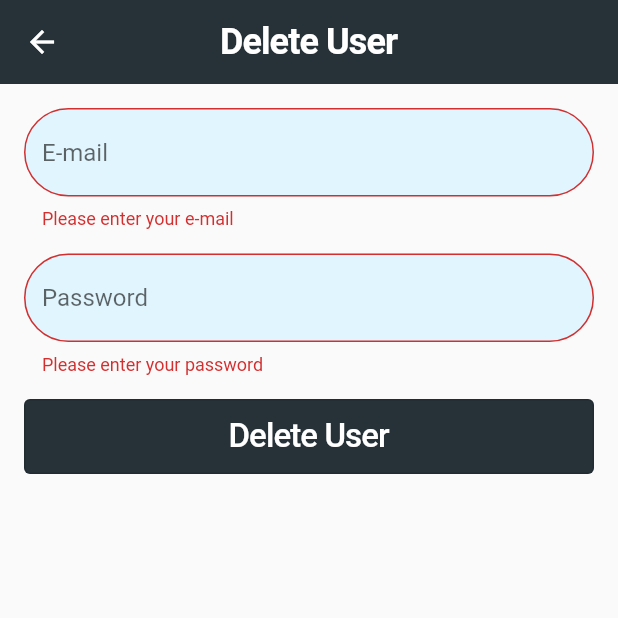
After one commit to OrkunErdem/IGCLONE, a Flutter app: the delete_user screen opened by its route, after a tap on "Delete User", on a phone screen of 412 x 824 dp, the top half of it. The commit adds this screen. Run offline on Flutter 3.47's test engine with Material 2 defaults, Android fonts, the phone set to English and light mode, and no system bars; our stand-ins replace email_validator, firebase_analytics, firebase_auth, firebase_core, firebase_crashlytics, google_fonts and 1 more; accounts and stored records are empty.

Commit message:
with forgot password and delete user

```diff
--- a/group34/lib/main.dart
+++ b/group34/lib/main.dart
@@ -8,6 +8,7 @@ import 'package:group34/routes/walkthrough3.dart';
 import 'package:group34/routes/welcome.dart';
 import 'package:group34/routes/login.dart';
 import 'package:group34/routes/signup.dart';
+import 'package:group34/routes/forgot_password.dart';
 import 'package:group34/routes/home.dart';
 import 'package:group34/routes/notificationpage.dart';
 import 'package:group34/routes/searchpage.dart';
@@ -18,7 +19,7 @@ import 'package:firebase_core/firebase_core.dart';
 import 'package:flutter/material.dart';
 import 'package:group34/routes/walkthrough.dart';
 import 'routes/welcome.dart';
-
+import 'package:group34/routes/delete_user.dart';
 void main() {
   WidgetsFlutterBinding.ensureInitialized();
   runApp(MyApp());
@@ -77,6 +78,8 @@ class AppBase extends StatelessWidget {
         '/notificationpage': (context) => notificationpage(),
         '/searchpage': (context) => searchpage(),
         '/editprofilepage': (context) => EditProfilePage(),
+        '/forgotpassword': (context) => ForgotPassword(),
+        "/delete_user": (context) => delete_user(),
       },
     );
   }
--- /dev/null
+++ b/group34/lib/routes/delete_user.dart
@@ -0,0 +1,238 @@
+import 'package:group34/utils/color.dart';
+import 'package:group34/utils/dimension.dart';
+import 'package:group34/utils/styles.dart';
+import 'package:email_validator/email_validator.dart';
+import 'package:firebase_auth/firebase_auth.dart';
+import 'package:flutter/material.dart';
+import 'package:google_fonts/google_fonts.dart';
+import 'package:google_sign_in/google_sign_in.dart';
+
+
+class delete_user extends StatefulWidget {
+  @override
+  _LoginState createState() => _LoginState();
+}
+
+class _LoginState extends State<delete_user> {
+
+  String _message = '';
+  int attemptCount;
+  String mail;
+  String pass;
+  final _formKey = GlobalKey<FormState>();
+
+  FirebaseAuth auth = FirebaseAuth.instance;
+
+
+  void setmessage(String msg) {
+    setState(() {
+      _message = msg;
+    });
+  }
+
+
+
+
+
+
+
+  Future<void> loginUser() async {
+    try {
+      UserCredential userCredential = await auth.signInWithEmailAndPassword(
+          email: mail,
+          password: pass
+      );
+      Navigator.pushNamed(context, '/home');
+      FirebaseAuth.instance.currentUser.delete();
+      print(userCredential.toString());
+
+    } on FirebaseAuthException catch (e) {
+      print(e.toString());
+      if(e.code == 'user-not-found') {
+
+      }
+      else if (e.code == 'wrong-password') {
+        setmessage('Please check your password');
+      }
+    }
+  }
+
+  @override
+  void initState() {
+    super.initState();
+
+    auth.authStateChanges().listen((User user) {
+      if(user == null) {
+        print('User is signed out');
+      }
+      else {
+        print('User is signed in');
+      }
+    });
+  }
+
+  @override
+  Widget build(BuildContext context) {
+    print('Build called');
+    return Scaffold(
+      appBar: AppBar(
+        title: Text(
+          'Delete User',
+          style: kAppBarTitleTextStyle,
+        ),
+        backgroundColor: AppColors.primary,
+        centerTitle: true,
+        elevation: 0.0,
+      ),
+      body: SingleChildScrollView(
+        child: Padding(
+          padding: Dimen.regularPadding,
+          child: Column(
+            mainAxisAlignment: MainAxisAlignment.start,
+            children: [
+
+              Form(
+                key: _formKey,
+                child: Column(
+                  children: [
+                    Row(
+                      children: [
+                        Expanded(
+                          flex: 1,
+                          child: TextFormField(
+                            decoration: InputDecoration(
+                              fillColor: AppColors.secondary,
+                              filled: true,
+                              hintText: 'E-mail',
+                              //labelText: 'Username',
+                              labelStyle: kLabelLightTextStyle,
+                              border: OutlineInputBorder(
+                                borderSide: BorderSide(color: AppColors.primary),
+                                borderRadius: BorderRadius.all(Radius.circular(30.0)),
+                              ),
+                            ),
+                            keyboardType: TextInputType.emailAddress,
+
+                            validator: (value) {
+                              if(value.isEmpty) {
+                                return 'Please enter your e-mail';
+                              }
+                              if(!EmailValidator.validate(value)) {
+                                return 'The e-mail address is not valid';
+                              }
+                              return null;
+                            },
+                            onSaved: (String value) {
+                              mail = value;
+                            },
+                          ),
+                        ),
+                      ],
+                    ),
+
+                    SizedBox(height: 16.0,),
+
+
+                    Row(
+                      children: [
+                        Expanded(
+                          flex: 1,
+                          child: TextFormField(
+                            decoration: InputDecoration(
+                              fillColor: AppColors.secondary,
+                              filled: true,
+                              hintText: 'Password',
+                              //labelText: 'Username',
+                              labelStyle: kLabelLightTextStyle,
+                              border: OutlineInputBorder(
+                                borderSide: BorderSide(color: AppColors.primary),
+                                borderRadius: BorderRadius.all(Radius.circular(30.0)),
+                              ),
+                            ),
+                            keyboardType: TextInputType.text,
+                            obscureText: true,
+                            enableSuggestions: false,
+                            autocorrect: false,
+
+                            validator: (value) {
+                              if(value.isEmpty) {
+                                return 'Please enter your password';
+                              }
+                              if(value.length < 8) {
+                                return 'Password must be at least 8 characters';
+                              }
+                              return null;
+                            },
+                            onSaved: (String value) {
+                              pass = value;
+                            },
+                          ),
+                        ),
+                      ],
+                    ),
+
+                    SizedBox(height: 16,),
+
+
+                    Row(
+                      crossAxisAlignment: CrossAxisAlignment.start,
+                      children: <Widget>[
+                        Expanded(
+                          flex: 1,
+                          child: OutlinedButton(
+                            onPressed: () {
+
+                              if(_formKey.currentState.validate()) {
+                                _formKey.currentState.save();
+
+                                //showAlertDialog("Action", 'Button clicked');
+
+
+                                loginUser();
+                                Navigator.pushNamed(context, '/Welcome');
+
+                                ScaffoldMessenger.of(context)
+                                    .showSnackBar(SnackBar(content: Text('Logging in')));
+                              }
+
+                            },
+
+                            child: Padding(
+                              padding: const EdgeInsets.symmetric(vertical: 12.0),
+                              child: Text(
+                                'Delete User',
+                                style: kButtonDarkTextStyle,
+                              ),
+                            ),
+                            style: OutlinedButton.styleFrom(
+                              backgroundColor: AppColors.primary,
+                            ),
+                          ),
+                        ),
+                      ],
+                    ),
+
+
+
+                    SizedBox(height: 36),
+
+
+
+                    Text(
+                      _message,
+                      style: TextStyle(
+                        color: Colors.red,
+                      ),
+                    ),
+                  ],
+                ),
+              ),
+
+
+            ],
+          ),
+        ),
+      ),
+    );
+  }
+}
```
Also changed, not shown: group34/lib/routes/forgot_password.dart (added, +186 -0 lines), group34/lib/routes/welcome.dart (+52 -0 lines).
